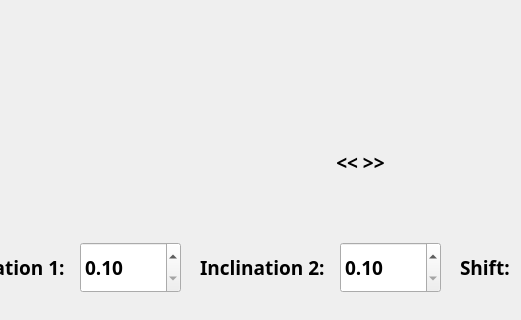
Above: window/moving_setup_win_template.ui from neon-softhamster/slitphoto before the change; both pictures show x 90 to 611 and y 378 to 698 of the 902 by 698 pixel window. Below: the same form after it.
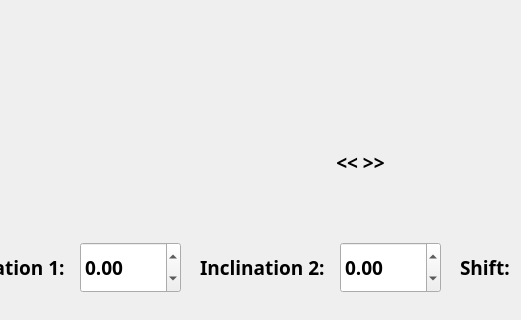
That is the form after the change.

Commit message: Fixed issue 'Critical Error'. Slider improvements

```diff
--- a/window/moving_setup_win_template.ui
+++ b/window/moving_setup_win_template.ui
@@ -138,11 +138,17 @@
     </font>
    </property>
    <property name="minimum">
-    <double>0.100000000000000</double>
+    <double>-10.000000000000000</double>
    </property>
    <property name="maximum">
     <double>10.000000000000000</double>
    </property>
+   <property name="singleStep">
+    <double>0.100000000000000</double>
+   </property>
+   <property name="value">
+    <double>0.000000000000000</double>
+   </property>
   </widget>
   <widget class="QDoubleSpinBox" name="y_inclin">
    <property name="geometry">
@@ -162,11 +168,17 @@
     </font>
    </property>
    <property name="minimum">
-    <double>0.100000000000000</double>
+    <double>-10.000000000000000</double>
    </property>
    <property name="maximum">
     <double>10.000000000000000</double>
    </property>
+   <property name="singleStep">
+    <double>0.100000000000000</double>
+   </property>
+   <property name="value">
+    <double>0.000000000000000</double>
+   </property>
   </widget>
   <widget class="QLabel" name="label_3">
    <property name="geometry">
```
The commit also changes 7 other files.
